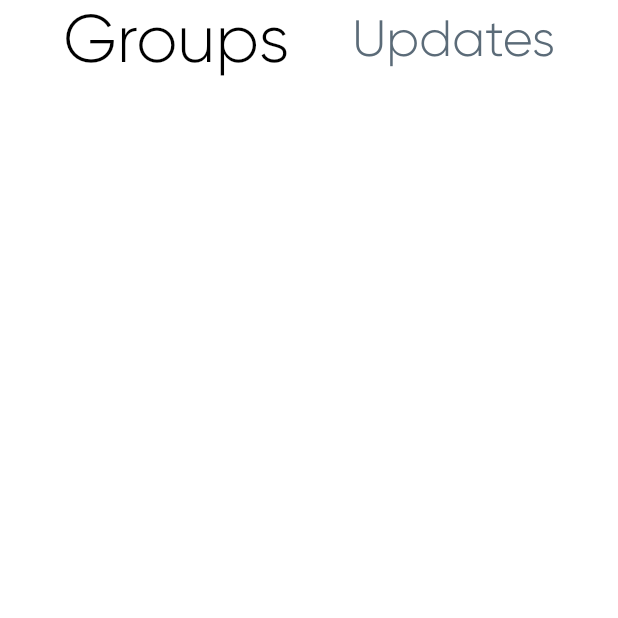
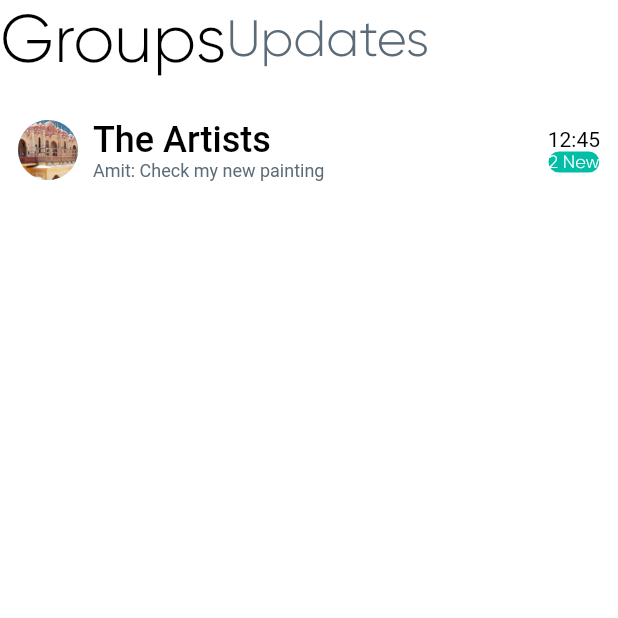
Before and after one commit to shreyans-codes/avecgroupapp, a Flutter app: the GroupPage screen opened directly, on a phone screen of 412 x 824 dp, the top half of it. Run offline on Flutter 3.47's test engine with Material 2 defaults, Android fonts, the phone set to English and light mode, and no system bars; our stand-ins replace cloud_firestore, firebase_auth, flutter_svg, font_awesome_flutter, google_sign_in, gradient_widgets and 1 more; accounts and stored records are empty; network calls fail.

Commit message:
Routing done

```diff
--- a/lib/models/userModel.dart
+++ b/lib/models/userModel.dart
@@ -7,7 +7,8 @@ class OurUser {
   String uid;
   // String profilePicUrl;
   Timestamp accountCreated;
-  List groups;
+  String groupId;
+  //List groups;
 
   OurUser(
       {this.fullName,
@@ -16,5 +17,7 @@ class OurUser {
       this.uid,
       // this.profilePicUrl,
       this.accountCreated,
-      this.groups});
+      this.groupId,
+      //this.groups,
+      });
 }
--- a/lib/screens/home/groupScreen/groupPage.dart
+++ b/lib/screens/home/groupScreen/groupPage.dart
@@ -1,3 +1,4 @@
+import 'package:avecgroupapp/ui/colors.dart';
 import 'package:flutter/material.dart';
 
 class GroupPage extends StatelessWidget {
@@ -8,7 +9,7 @@ class GroupPage extends StatelessWidget {
         mainAxisSize: MainAxisSize.max,
         children: <Widget>[
           Row(
-            mainAxisAlignment: MainAxisAlignment.spaceEvenly,
+            mainAxisAlignment: MainAxisAlignment.start,
             children: <Widget>[
               Text(
                 "Groups",
@@ -20,8 +21,75 @@ class GroupPage extends StatelessWidget {
               ),
             ],
           ),
+          SizedBox(
+            height: 15.0,
+          ),
+          GroupField(context),
         ],
       ),
     );
   }
 }
+
+Widget GroupField(BuildContext context) {
+  return Container(
+    child: Padding(
+      padding: const EdgeInsets.all(12.0),
+      child: Row(
+        mainAxisAlignment: MainAxisAlignment.spaceBetween,
+        children: <Widget>[
+          Row(
+            mainAxisSize: MainAxisSize.max,
+            mainAxisAlignment: MainAxisAlignment.start,
+            children: <Widget>[
+              CircleAvatar(
+                child: CircleAvatar(
+                  radius: 80.0,
+                  backgroundImage: AssetImage("assets/images/jaipur.jpg"),
+                ),
+              ),
+              SizedBox(
+                width: 10.0,
+              ),
+              Column(
+                mainAxisAlignment: MainAxisAlignment.spaceAround,
+                crossAxisAlignment: CrossAxisAlignment.start,
+                children: <Widget>[
+                  Text(
+                    "The Artists",
+                    style: Theme.of(context).textTheme.headline,
+                  ),
+                  Text(
+                    "Amit: Check my new painting",
+                    style: Theme.of(context)
+                        .textTheme
+                        .subhead
+                        .copyWith(fontSize: 12.0),
+                  ),
+                ],
+              )
+            ],
+          ),
+          Column(
+            mainAxisAlignment: MainAxisAlignment.spaceAround,
+            children: <Widget>[
+              Text(
+                "12:45",
+                style: TextStyle(color: Colors.black),
+              ),
+              Container(
+                decoration: BoxDecoration(
+                    color: themeBlueGreen,
+                    borderRadius: BorderRadius.circular(25.0)),
+                child: Text(
+                  "2 New",
+                  style: Theme.of(context).textTheme.caption,
+                ),
+              )
+            ],
+          )
+        ],
+      ),
+    ),
+  );
+}
--- a/lib/screens/joinGroup/joinGroup.dart
+++ b/lib/screens/joinGroup/joinGroup.dart
@@ -1,5 +1,5 @@
-import 'package:avecgroupapp/screens/root/root.dart';
 import 'package:avecgroupapp/services/database.dart';
+import 'package:avecgroupapp/services/routes.dart';
 import 'package:avecgroupapp/states/currentUser.dart';
 import 'package:avecgroupapp/ui/colors.dart';
 import 'package:avecgroupapp/ui/textStyles.dart';
@@ -17,9 +17,9 @@ class JoinGroup extends StatelessWidget {
     String _result = await OurDatabase()
         .joinGroup(groupId: groupId, userId: _currentUser.getCurrentUser.uid);
     if (_result == "success") {
-      _currentUser.getCurrentUser.groups.add(OurDatabase.groupJoinId);
+      _currentUser.getCurrentUser.groupId = OurDatabase.groupId;
       Navigator.pushNamedAndRemoveUntil(
-          context, OurRoot.rootRouteName, (route) => false);
+          context, OurRoutes.rootId, (route) => false);
     }
   }
 
--- /dev/null
+++ b/lib/services/routes.dart
@@ -0,0 +1,11 @@
+class OurRoutes {
+  static String rootId = 'rootPage';
+  static String logInId = 'loginPage';
+  static String signUpId = 'signupPage';
+  static String jocgId = 'jocg';
+  static String createGroupId = 'createGroupHome';
+  static String joinGroupId = 'joinGroupHome';
+  static String loadingScreenId = 'loadingSplashScreen';
+  static String homePageId = 'homePage';
+  static String inChatScreen = 'groupChatScreen';
+}
```
Also changed, not shown: lib/main.dart (+18 -1 lines), lib/models/message.dart (added, +21 -0 lines), lib/screens/JoinOrCreateGroup/jocg.dart (+11 -22 lines), lib/screens/createGroup/createGroup.dart (+4 -3 lines), lib/screens/inChatScreen/groupChatPage.dart (added, +188 -0 lines), lib/screens/root/root.dart (+4 -4 lines), lib/services/database.dart (+21 -14 lines), lib/services/messageDatabase.dart (added, +23 -0 lines).
